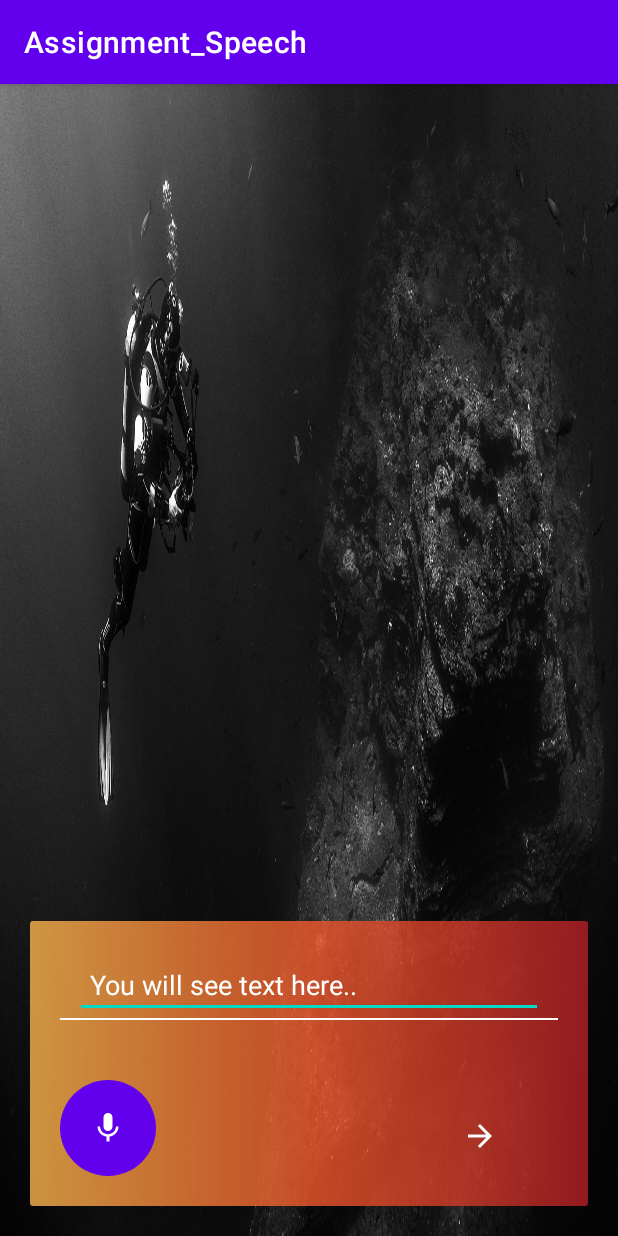
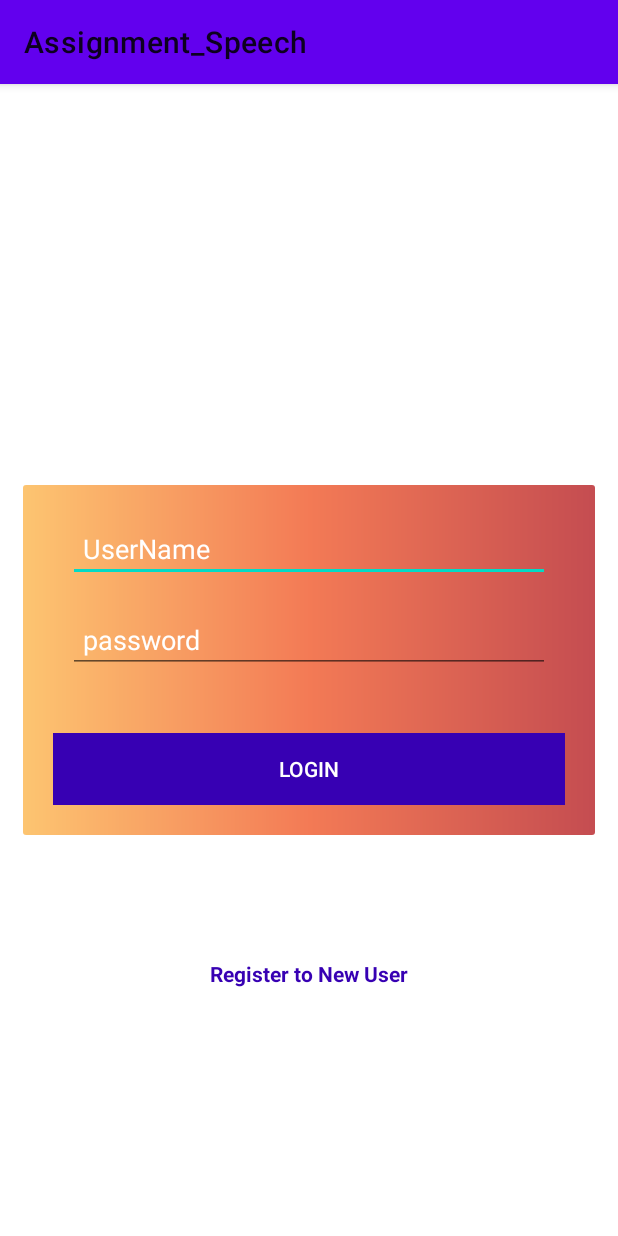
Before and after one commit to akbrother02/SpeechApp, an Android app: the screen it shows after launch (MainActivity before the commit, LoginActivity after it), on a phone screen of 412 x 824 dp. Run offline under Robolectric (Android 15) with nearby library versions, the phone set to English and light mode, and no system bars; our stand-ins replace Firebase (no records; nobody signed in at launch, a user with empty details on screens opened directly).

```diff
--- a/app/build.gradle
+++ b/app/build.gradle
@@ -2,6 +2,7 @@ plugins {
     id 'com.android.application'
     id 'kotlin-android'
     id 'kotlin-android-extensions'
+    id 'com.google.gms.google-services'
 }
 
 android {
@@ -38,6 +39,7 @@ dependencies {
     implementation 'androidx.appcompat:appcompat:1.3.1'
     implementation 'com.google.android.material:material:1.4.0'
     implementation 'androidx.constraintlayout:constraintlayout:2.1.0'
+    implementation 'com.google.firebase:firebase-database:20.0.1'
     testImplementation 'junit:junit:4.+'
     androidTestImplementation 'androidx.test.ext:junit:1.1.3'
     androidTestImplementation 'androidx.test.espresso:espresso-core:3.4.0'
--- /dev/null
+++ b/app/src/main/res/drawable/ic_outline.xml
@@ -0,0 +1,5 @@
+<vector android:height="24dp" android:tint="#FDFDFD"
+    android:viewportHeight="24" android:viewportWidth="24"
+    android:width="24dp" xmlns:android="http://schemas.android.com/apk/res/android">
+    <path android:fillColor="@android:color/white" android:pathData="M11,15h2v2h-2v-2zM11,7h2v6h-2L11,7zM11.99,2C6.47,2 2,6.48 2,12s4.47,10 9.99,10C17.52,22 22,17.52 22,12S17.52,2 11.99,2zM12,20c-4.42,0 -8,-3.58 -8,-8s3.58,-8 8,-8 8,3.58 8,8 -3.58,8 -8,8z"/>
+</vector>
--- /dev/null
+++ b/app/src/main/res/layout/activity_login.xml
@@ -0,0 +1,90 @@
+<?xml version="1.0" encoding="utf-8"?>
+
+<RelativeLayout xmlns:android="http://schemas.android.com/apk/res/android"
+    android:layout_width="match_parent"
+    android:layout_height="match_parent"
+    android:layout_margin="15dp">
+
+    <LinearLayout
+        android:id="@+id/mainLinear"
+        android:layout_width="match_parent"
+        android:layout_height="wrap_content"
+        android:layout_centerVertical="true"
+        android:background="@drawable/login_media_gradient_background"
+        android:orientation="vertical"
+        android:padding="20dp">
+
+        <LinearLayout
+            android:layout_width="match_parent"
+            android:layout_height="wrap_content"
+            android:layout_marginBottom="16dp"
+            android:gravity="center_vertical"
+            android:orientation="vertical">
+
+            <androidx.appcompat.widget.AppCompatEditText
+                android:id="@+id/username"
+                android:layout_width="match_parent"
+                android:layout_height="wrap_content"
+                android:layout_marginStart="10dp"
+                android:layout_marginEnd="10dp"
+                android:hint="UserName"
+                android:inputType="textPersonName"
+                android:maxLines="5"
+                android:padding="10dp"
+                android:textColor="@color/white"
+                android:textColorHint="@android:color/white" />
+
+        </LinearLayout>
+
+        <LinearLayout
+            android:layout_width="match_parent"
+            android:layout_height="wrap_content"
+            android:layout_marginBottom="16dp"
+            android:gravity="center_vertical"
+            android:orientation="vertical">
+
+            <androidx.appcompat.widget.AppCompatEditText
+                android:id="@+id/password"
+                android:layout_width="match_parent"
+                android:layout_height="wrap_content"
+                android:layout_marginStart="10dp"
+                android:layout_marginEnd="10dp"
+                android:hint="password"
+                android:inputType="textPassword"
+                android:maxLines="5"
+                android:padding="10dp"
+                android:textColor="@color/white"
+                android:textColorHint="@android:color/white" />
+
+        </LinearLayout>
+
+        <RelativeLayout
+            android:layout_width="match_parent"
+            android:layout_height="wrap_content"
+            android:layout_marginTop="24dp">
+
+            <androidx.appcompat.widget.AppCompatButton
+                android:id="@+id/btn_login"
+                android:layout_width="match_parent"
+                android:layout_height="wrap_content"
+                android:background="@color/purple_700"
+                android:text="Login"
+                android:textColor="@color/white" />
+
+
+        </RelativeLayout>
+    </LinearLayout>
+
+    <androidx.appcompat.widget.AppCompatTextView
+        android:id="@+id/loginText"
+        android:layout_width="wrap_content"
+        android:layout_height="wrap_content"
+        android:layout_alignParentBottom="true"
+        android:layout_centerHorizontal="true"
+        android:layout_marginBottom="150dp"
+        android:text="Register to New User"
+        android:textColor="@color/purple_700"
+        android:textStyle="bold" />
+
+
+</RelativeLayout>
--- a/app/src/main/res/layout/activity_main.xml
+++ b/app/src/main/res/layout/activity_main.xml
@@ -2,8 +2,7 @@
 <LinearLayout xmlns:android="http://schemas.android.com/apk/res/android"
     android:layout_width="match_parent"
     android:layout_height="match_parent"
-    android:background="@drawable/login_background_dark"
-    android:gravity="center_horizontal|bottom"
+    android:gravity="center_vertical"
     android:orientation="vertical"
     android:padding="20dp">
 
@@ -35,16 +34,12 @@
                 android:textColor="@color/white"
                 android:textColorHint="@android:color/white" />
 
-            <View
-                android:layout_width="match_parent"
-                android:layout_height="1dp"
-                android:background="@android:color/white" />
         </LinearLayout>
 
         <RelativeLayout
             android:layout_width="match_parent"
             android:layout_height="wrap_content"
-            android:layout_marginTop="24dp">
+            android:layout_marginTop="80dp">
 
             <androidx.appcompat.widget.AppCompatImageButton
                 android:id="@+id/btSpeech"
@@ -55,11 +50,11 @@
 
             <androidx.appcompat.widget.AppCompatImageButton
                 android:id="@+id/btNxt"
-                android:layout_width="wrap_content"
-                android:layout_height="wrap_content"
+                android:layout_width="50dp"
+                android:layout_height="50dp"
                 android:layout_alignParentRight="true"
-                android:layout_marginTop="25dp"
                 android:layout_marginRight="40dp"
+                android:layout_marginTop="15dp"
                 android:background="@drawable/ic_arrow_forward" />
 
         </RelativeLayout>
--- a/app/src/main/res/values-night/themes.xml
+++ b/app/src/main/res/values-night/themes.xml
@@ -1,6 +1,6 @@
 <resources xmlns:tools="http://schemas.android.com/tools">
     <!-- Base application theme. -->
-    <style name="Theme.Assignment_Speech" parent="Theme.MaterialComponents.DayNight.DarkActionBar">
+    <style name="Theme.Assignment_Speech" parent="Theme.MaterialComponents.Light">
         <!-- Primary brand color. -->
         <item name="colorPrimary">@color/purple_200</item>
         <item name="colorPrimaryVariant">@color/purple_700</item>
--- a/app/src/main/res/values/themes.xml
+++ b/app/src/main/res/values/themes.xml
@@ -1,6 +1,6 @@
 <resources xmlns:tools="http://schemas.android.com/tools">
     <!-- Base application theme. -->
-    <style name="Theme.Assignment_Speech" parent="Theme.MaterialComponents.DayNight.DarkActionBar">
+    <style name="Theme.Assignment_Speech" parent="Theme.MaterialComponents.Light">
         <!-- Primary brand color. -->
         <item name="colorPrimary">@color/purple_500</item>
         <item name="colorPrimaryVariant">@color/purple_700</item>
--- a/build.gradle
+++ b/build.gradle
@@ -7,6 +7,7 @@ buildscript {
     dependencies {
         classpath "com.android.tools.build:gradle:7.0.1"
         classpath "org.jetbrains.kotlin:kotlin-gradle-plugin:1.5.21"
+        classpath 'com.google.gms:google-services:4.3.10'
 
         // NOTE: Do not place your application dependencies here; they belong
         // in the individual module build.gradle files
```
Also changed, not shown: app/src/main/AndroidManifest.xml (+8 -1 lines), app/src/main/java/com/example/assignment_speech/LoginActivity.kt (added, +59 -0 lines), app/src/main/java/com/example/assignment_speech/MainActivity.kt (+8 -3 lines), app/src/main/java/com/example/assignment_speech/ResultActivity.kt (+21 -7 lines), app/src/main/java/com/example/assignment_speech/SignupActivity.kt (added, +43 -0 lines), app/src/main/java/com/example/assignment_speech/User.kt (added, +14 -0 lines), app/src/main/res/layout/activity_result.xml (+36 -3 lines), app/src/main/res/layout/activity_signup.xml (added, +112 -0 lines), 1 other file.
